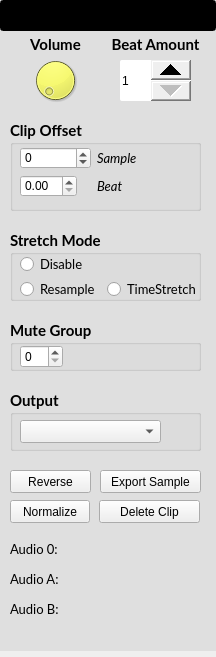
The window that superboucle/edit_clip_ui.ui (Vampouille/superboucle) describes before a commit, drawn with Qt 5.
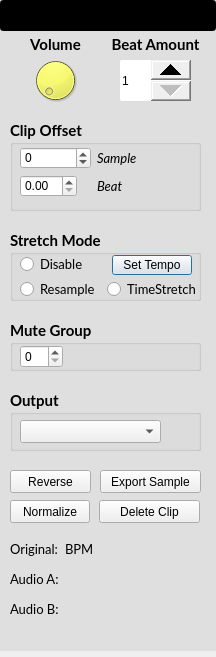
The same window after the commit. Custom widgets are drawn as their Qt base class.

Commit message: feat: adapt wav based on midi tempo

Patch:
```diff
--- a/superboucle/edit_clip_ui.ui
+++ b/superboucle/edit_clip_ui.ui
@@ -461,6 +461,19 @@
       <string>Disable</string>
      </property>
     </widget>
+    <widget class="QPushButton" name="set_tempo">
+     <property name="geometry">
+      <rect>
+       <x>102</x>
+       <y>25</y>
+       <width>80</width>
+       <height>20</height>
+      </rect>
+     </property>
+     <property name="text">
+      <string>Set Tempo</string>
+     </property>
+    </widget>
    </widget>
    <widget class="QLabel" name="audio_0_label">
     <property name="geometry">
@@ -478,7 +491,7 @@
      </font>
     </property>
     <property name="text">
-     <string>Audio 0:</string>
+     <string>Original:</string>
     </property>
    </widget>
    <widget class="QLabel" name="audio_b_label">
@@ -535,7 +548,7 @@
      </font>
     </property>
     <property name="text">
-     <string/>
+     <string>BPM</string>
     </property>
    </widget>
    <widget class="QLabel" name="audio_a">
```
The commit also changes 13 other files.
